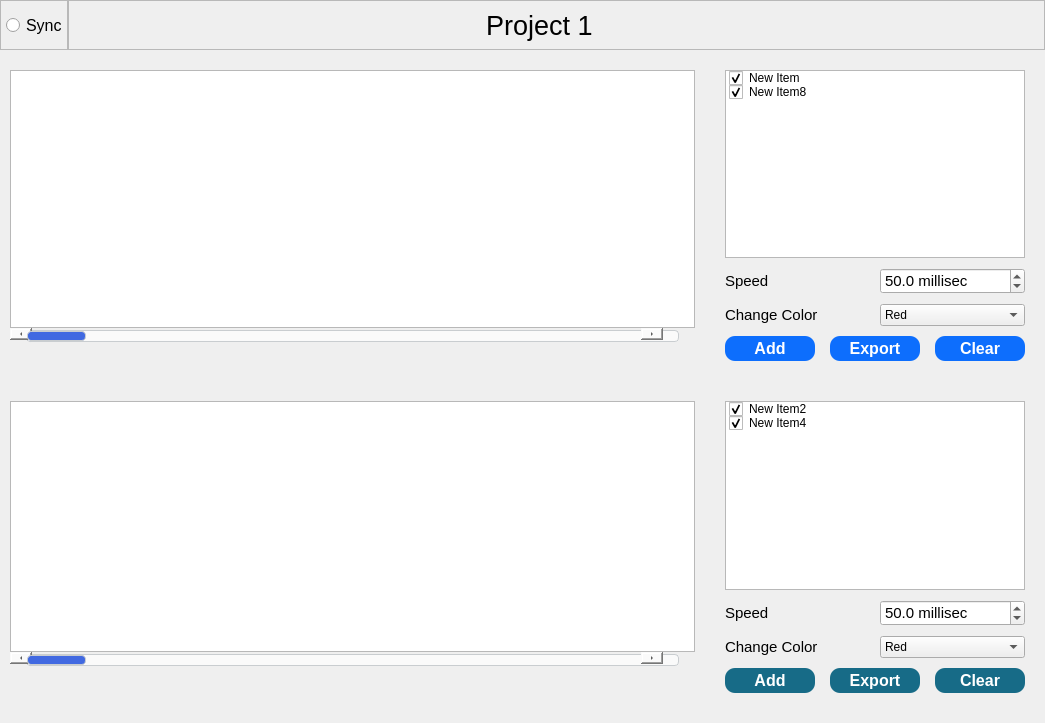
omarshaban02/SigView-DSP-Task, file main.ui: the form before one commit.
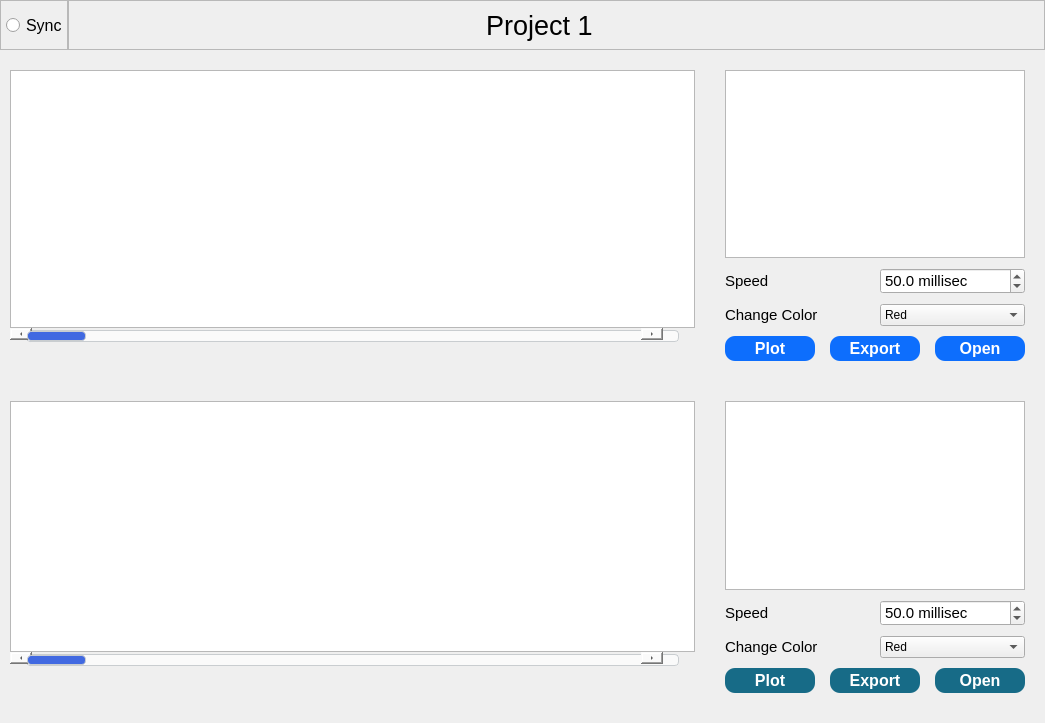
The form after the commit. Icons and pictures are not drawn.

The edit to the form file:
```diff
--- a/main.ui
+++ b/main.ui
@@ -797,7 +797,7 @@
               </widget>
              </item>
              <item>
-              <widget class="QPushButton" name="zoom_out_btn2">
+              <widget class="QPushButton" name="clear_btn2">
                <property name="cursor">
                 <cursorShape>PointingHandCursor</cursorShape>
                </property>
@@ -975,7 +975,7 @@
               </widget>
              </item>
              <item>
-              <widget class="QPushButton" name="zoom_out_btn1">
+              <widget class="QPushButton" name="clear_btn1">
                <property name="cursor">
                 <cursorShape>PointingHandCursor</cursorShape>
                </property>
@@ -1067,28 +1067,6 @@
              <property name="sortingEnabled">
               <bool>true</bool>
              </property>
-             <item>
-              <property name="text">
-               <string>New Item2</string>
-              </property>
-              <property name="checkState">
-               <enum>Checked</enum>
-              </property>
-              <property name="flags">
-               <set>ItemIsSelectable|ItemIsEditable|ItemIsDragEnabled|ItemIsUserCheckable|ItemIsEnabled</set>
-              </property>
-             </item>
-             <item>
-              <property name="text">
-               <string>New Item4</string>
-              </property>
-              <property name="checkState">
-               <enum>Checked</enum>
-              </property>
-              <property name="flags">
-               <set>ItemIsSelectable|ItemIsEditable|ItemIsDragEnabled|ItemIsUserCheckable|ItemIsEnabled</set>
-              </property>
-             </item>
             </widget>
            </item>
            <item>
@@ -1232,7 +1210,7 @@
 </string>
                </property>
                <property name="text">
-                <string>Add</string>
+                <string>Plot</string>
                </property>
               </widget>
              </item>
@@ -1292,7 +1270,7 @@
               </widget>
              </item>
              <item>
-              <widget class="QPushButton" name="clear_btn2">
+              <widget class="QPushButton" name="open_btn2">
                <property name="sizePolicy">
                 <sizepolicy hsizetype="Minimum" vsizetype="Maximum">
                  <horstretch>0</horstretch>
@@ -1342,7 +1320,7 @@
 </string>
                </property>
                <property name="text">
-                <string>Clear</string>
+                <string>Open</string>
                </property>
               </widget>
              </item>
@@ -1413,28 +1391,6 @@
              <property name="movement">
               <enum>QListView::Snap</enum>
              </property>
-             <item>
-              <property name="text">
-               <string>New Item</string>
-              </property>
-              <property name="checkState">
-               <enum>Checked</enum>
-              </property>
-              <property name="flags">
-               <set>ItemIsSelectable|ItemIsEditable|ItemIsDragEnabled|ItemIsDropEnabled|ItemIsUserCheckable|ItemIsEnabled|ItemIsAutoTristate</set>
-              </property>
-             </item>
-             <item>
-              <property name="text">
-               <string>New Item8</string>
-              </property>
-              <property name="checkState">
-               <enum>Checked</enum>
-              </property>
-              <property name="flags">
-               <set>ItemIsSelectable|ItemIsEditable|ItemIsDragEnabled|ItemIsDropEnabled|ItemIsUserCheckable|ItemIsEnabled|ItemIsAutoTristate</set>
-              </property>
-             </item>
             </widget>
            </item>
            <item>
@@ -1581,7 +1537,7 @@
 </string>
                </property>
                <property name="text">
-                <string>Add</string>
+                <string>Plot</string>
                </property>
                <property name="flat">
                 <bool>false</bool>
@@ -1644,7 +1600,7 @@
               </widget>
              </item>
              <item>
-              <widget class="QPushButton" name="clear_btn1">
+              <widget class="QPushButton" name="open_btn1">
                <property name="sizePolicy">
                 <sizepolicy hsizetype="Minimum" vsizetype="Maximum">
                  <horstretch>0</horstretch>
@@ -1688,7 +1644,7 @@
 </string>
                </property>
                <property name="text">
-                <string>Clear</string>
+                <string>Open</string>
                </property>
               </widget>
              </item>
```
Left out of the diff: 12 changed lines with no effect on the pictures.
